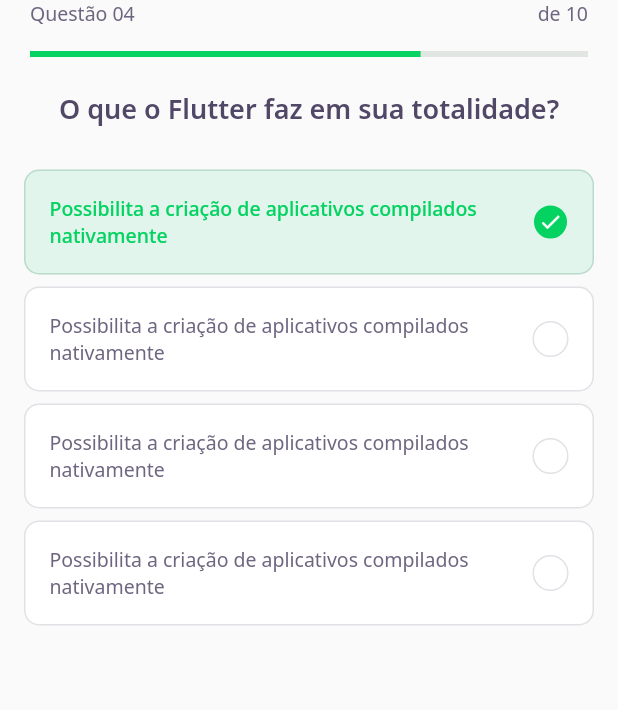
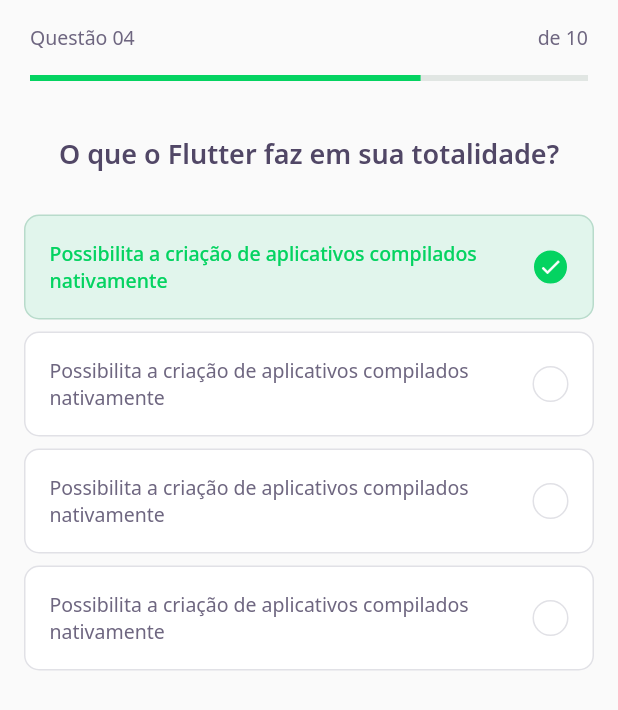
Before and after one commit to Alexz96/dev_quiz, a Flutter app: the screen it shows after launch, on a phone screen of 412 x 824 dp. Shown: the top 710 px of the screen. Run offline on Flutter 3.47's test engine with Material 2 defaults, Android fonts, the phone set to English and light mode, and no system bars; our stand-ins replace google_fonts.

Commit message:
Atualização e melhorias
Atualização da versão dos plugins com algumas melhorias nos espaçamentos de alguns widgets.

```diff
--- a/lib/challenge/challenge_page.dart
+++ b/lib/challenge/challenge_page.dart
@@ -14,7 +14,7 @@ class _ChallengePageState extends State<ChallengePage> {
   Widget build(BuildContext context) {
     return Scaffold(
       appBar: PreferredSize(
-        preferredSize: Size.fromHeight(60),
+        preferredSize: Size.fromHeight(90),
         child: SafeArea(
           top: true,
           child: QuestionIndicatorWidget(),
--- a/lib/challenge/widgets/question_indicator/question_indicator_widget.dart
+++ b/lib/challenge/widgets/question_indicator/question_indicator_widget.dart
@@ -11,7 +11,9 @@ class QuestionIndicatorWidget extends StatelessWidget {
       padding: EdgeInsets.symmetric(horizontal: 20),
       child: Column(
         children: [
-          Row(
+          Padding(
+            padding: const EdgeInsets.only(top: 16.0),
+            child: Row(
               mainAxisAlignment: MainAxisAlignment.spaceBetween,
               children: [
                 Text(
@@ -24,6 +26,7 @@ class QuestionIndicatorWidget extends StatelessWidget {
                 ),
               ],
             ),
+          ),
           SizedBox(
             height: 16,
           ),
--- a/pubspec.yaml
+++ b/pubspec.yaml
@@ -8,8 +8,8 @@ environment:
 dependencies:
   flutter:
     sdk: flutter
-  cupertino_icons: ^1.0.2
-  google_fonts: ^2.0.0
+  cupertino_icons: ^1.0.3
+  google_fonts: ^2.1.0
 
 dev_dependencies:
   flutter_test:
```
Also changed, not shown: pubspec.lock. Lines whose indentation alone changed are shown as unchanged.
